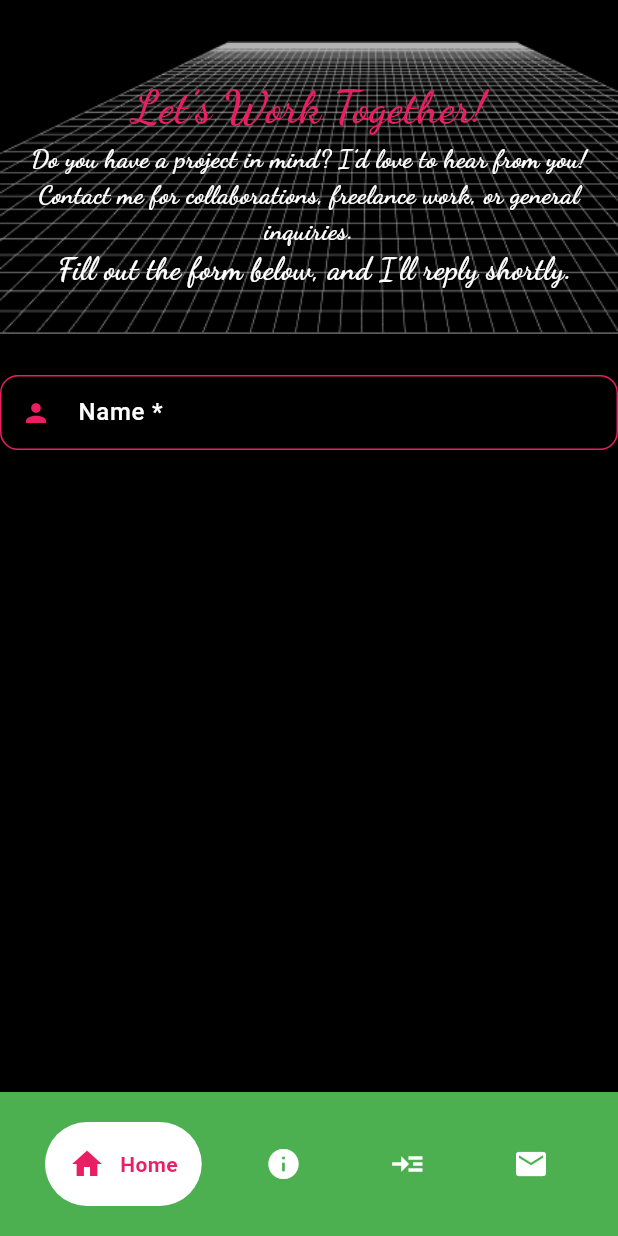
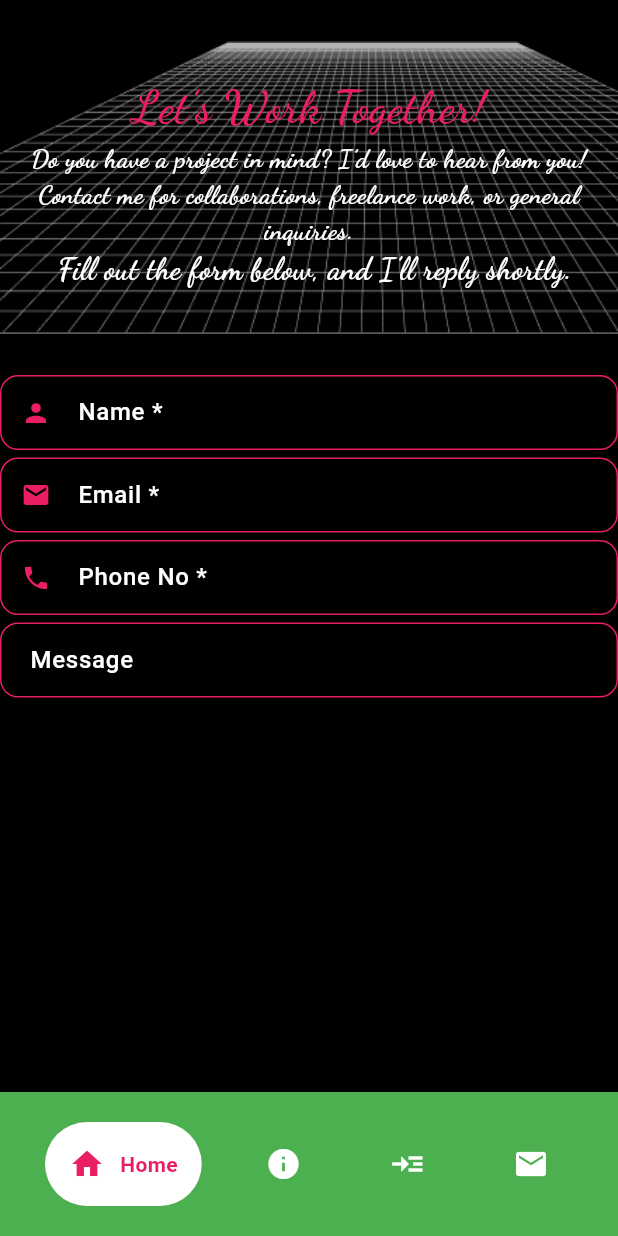
Before and after one commit to gilbert-ku/Flutter-Portfolio-App, a Flutter app: the ContactPage screen opened by its route, on a phone screen of 412 x 824 dp. Run offline on Flutter 3.47's test engine with Material 3 defaults, Android fonts, the phone set to English and light mode, and no system bars; drawn by our look-alikes of google_nav_bar; our stand-ins replace dio, font_awesome_flutter, go_router, google_fonts, permission_handler.

Commit message:
feat(formtextfield): add email, phone number and message fields

```diff
--- a/lib/widgets/contact/contact_form.dart
+++ b/lib/widgets/contact/contact_form.dart
@@ -10,7 +10,6 @@ class ContactForm extends StatefulWidget {
 class _ContactFormState extends State<ContactForm> {
   @override
   Widget build(BuildContext context) {
-
     final formKey = GlobalKey<FormState>();
 
     return Form(
@@ -18,8 +17,8 @@ class _ContactFormState extends State<ContactForm> {
       child: Column(
         crossAxisAlignment: CrossAxisAlignment.center,
         children: [
+          // name
           TextFormField(
-
             cursorColor: Colors.pink, // Ensures caret color matches the design
             style: TextStyle(fontSize: 17),
             decoration: InputDecoration(
@@ -58,6 +57,138 @@ class _ContactFormState extends State<ContactForm> {
               return null;
             },
           ),
+          SizedBox(
+            height: 5,
+          ),
+          // email
+          TextFormField(
+            cursorColor: Colors.pink, // Ensures caret color matches the design
+            style: TextStyle(fontSize: 17),
+            decoration: InputDecoration(
+              focusedBorder: OutlineInputBorder(
+                borderSide: BorderSide(color: Colors.greenAccent, width: 2.0),
+                borderRadius: BorderRadius.circular(12),
+              ),
+              enabledBorder: OutlineInputBorder(
+                borderSide: BorderSide(color: Colors.pink, width: 1.0),
+                borderRadius: BorderRadius.circular(12),
+              ),
+              prefixIcon: Icon(
+                Icons.email,
+                color: Colors.pink,
+                size: 20, // Slightly increased size for better visibility
+              ),
+              hintText: 'Please Enter Your Email',
+              hintStyle: TextStyle(
+                color: Color.fromRGBO(
+                    250, 246, 246, 0.6), // Slightly increased opacity
+                fontSize: 14, // Slightly larger for readability
+              ),
+              labelText: 'Email *',
+              labelStyle: TextStyle(
+                color: Colors.white,
+                fontSize: 16,
+                fontWeight: FontWeight.w500,
+              ),
+              contentPadding:
+                  EdgeInsets.symmetric(vertical: 12.0, horizontal: 16.0),
+            ),
+            validator: (value) {
+              if (value == null || value.isEmpty) {
+                return 'Please enter your email';
+              }
+              return null;
+            },
+          ),
+
+          SizedBox(
+            height: 5,
+          ),
+
+          // phone number
+          TextFormField(
+            cursorColor: Colors.pink, // Ensures caret color matches the design
+            style: TextStyle(fontSize: 17),
+            decoration: InputDecoration(
+              focusedBorder: OutlineInputBorder(
+                borderSide: BorderSide(color: Colors.greenAccent, width: 2.0),
+                borderRadius: BorderRadius.circular(12),
+              ),
+              enabledBorder: OutlineInputBorder(
+                borderSide: BorderSide(color: Colors.pink, width: 1.0),
+                borderRadius: BorderRadius.circular(12),
+              ),
+              prefixIcon: Icon(
+                Icons.phone,
+                color: Colors.pink,
+                size: 20, // Slightly increased size for better visibility
+              ),
+              hintText: 'Please Enter Your Phone No',
+              hintStyle: TextStyle(
+                color: Color.fromRGBO(
+                    250, 246, 246, 0.6), // Slightly increased opacity
+                fontSize: 14, // Slightly larger for readability
+              ),
+              labelText: 'Phone No *',
+              labelStyle: TextStyle(
+                color: Colors.white,
+                fontSize: 16,
+                fontWeight: FontWeight.w500,
+              ),
+              contentPadding:
+                  EdgeInsets.symmetric(vertical: 12.0, horizontal: 16.0),
+            ),
+            validator: (value) {
+              if (value == null || value.isEmpty) {
+                return 'Please enter your phone';
+              }
+              return null;
+            },
+          ),
+
+          SizedBox(
+            height: 5,
+          ),
+
+          // message
+          TextFormField(
+            cursorColor: Colors.pink, // Ensures caret color matches the design
+            style: TextStyle(fontSize: 17),
+            keyboardType: TextInputType.multiline,
+            minLines: 1, //Normal textInputField will be displayed
+            maxLines: 5,
+            decoration: InputDecoration(
+              focusedBorder: OutlineInputBorder(
+                borderSide: BorderSide(color: Colors.greenAccent, width: 2.0),
+                borderRadius: BorderRadius.circular(12),
+              ),
+              enabledBorder: OutlineInputBorder(
+                borderSide: BorderSide(color: Colors.pink, width: 1.0),
+                borderRadius: BorderRadius.circular(12),
+              ),
+
+              hintText: 'Write a Message...',
+              hintStyle: TextStyle(
+                color: Color.fromRGBO(
+                    250, 246, 246, 0.6), // Slightly increased opacity
+                fontSize: 14, // Slightly larger for readability
+              ),
+              labelText: 'Message ',
+              labelStyle: TextStyle(
+                color: Colors.white,
+                fontSize: 16,
+                fontWeight: FontWeight.w500,
+              ),
+              contentPadding:
+                  EdgeInsets.symmetric(vertical: 12.0, horizontal: 16.0),
+            ),
+            validator: (value) {
+              if (value == null || value.isEmpty) {
+                return 'Please enter your email';
+              }
+              return null;
+            },
+          ),
         ],
       ),
     );
```
